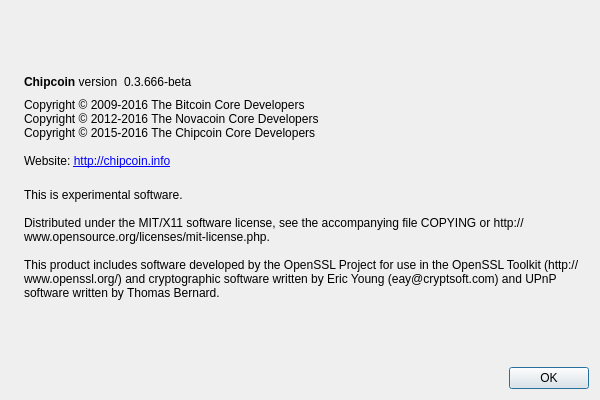
This is src/qt/forms/aboutdialog.ui in BlockPioneers/chipcoin_old_x11_pos as Qt 5 draws it before an edit. The edited form follows.
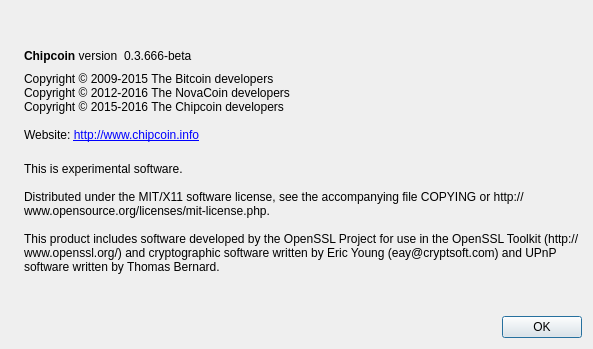
This is the edited form. Icons and pictures are not drawn.

```diff
--- a/src/qt/forms/aboutdialog.ui
+++ b/src/qt/forms/aboutdialog.ui
@@ -6,8 +6,8 @@
    <rect>
     <x>0</x>
     <y>0</y>
-    <width>600</width>
-    <height>400</height>
+    <width>593</width>
+    <height>349</height>
    </rect>
   </property>
   <property name="windowTitle">
@@ -92,10 +92,10 @@
        </property>
        <property name="text">
         <string>
-Copyright © 2009-2016 The Bitcoin Core Developers&lt;br/&gt;
-Copyright © 2012-2016 The Novacoin Core Developers&lt;br/&gt;
-Copyright © 2015-2016 The Chipcoin Core Developers&lt;br/&gt;&lt;br/&gt;
-Website: &lt;a href=&quot;http://chipcoin.info&quot;&gt;http://chipcoin.info&lt;/a&gt;
+Copyright © 2009-2015 The Bitcoin developers&lt;br/&gt;
+Copyright © 2012-2016 The NovaCoin developers&lt;br/&gt;
+Copyright © 2015-2016 The Chipcoin developers&lt;br/&gt;&lt;br/&gt;
+Website: &lt;a href=&quot;http://www.chipcoin.info&quot;&gt;http://www.chipcoin.info&lt;/a&gt;
        </string>
        </property>
        <property name="textFormat">
```
